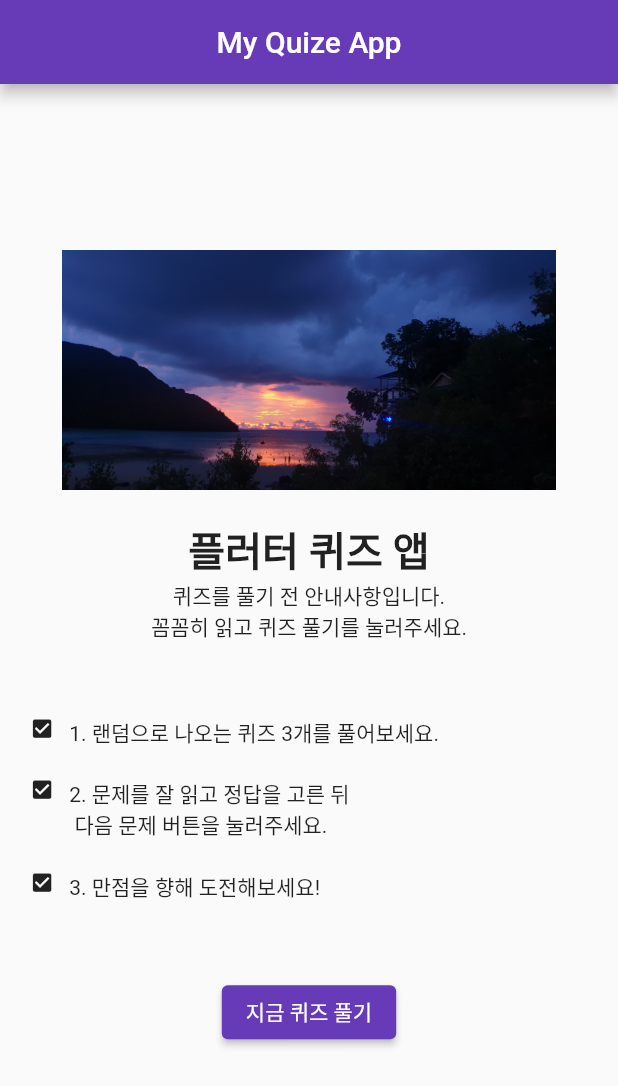
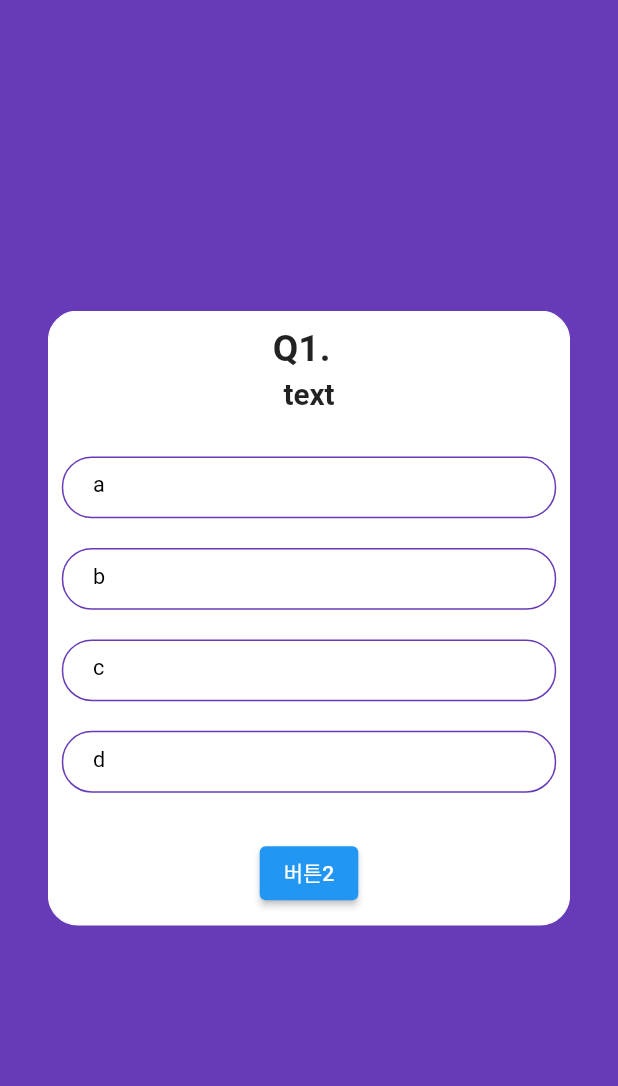
Before and after one commit to gabang2/Flutter_Quiz_App, a Flutter app: the screen it shows after launch, after a tap on "지금 퀴즈 풀기", on a phone screen of 412 x 824 dp. Shown: the top 1086 px of the screen. Run offline on Flutter 3.47's test engine with Material 2 defaults, Android fonts, the phone set to English and light mode, and no system bars; our stand-ins replace flutter_swiper.

Commit message:
2화 완료(결과보기 다음문제 부분 오류 수정해야함)

```diff
--- /dev/null
+++ b/lib/model/model_quiz.dart
@@ -0,0 +1,13 @@
+class Quiz {
+  String? title;
+  List<String>? candidates;
+  int? answer;
+
+  Quiz({this.title, this.candidates, this.answer});
+
+  Quiz.fromMap(Map<String, dynamic> map)
+      :
+        title = map['title'],
+        candidates = map['candidates'],
+        answer = map['answer'];
+}
--- a/lib/screen/screen_home.dart
+++ b/lib/screen/screen_home.dart
@@ -1,4 +1,6 @@
 import 'package:flutter/material.dart';
+import 'package:quiz/model/model_quiz.dart';
+import 'package:quiz/screen/screen_quiz.dart';
 
 class HomeScreen extends StatefulWidget {
   const HomeScreen({Key? key}) : super(key: key);
@@ -10,9 +12,29 @@ class HomeScreen extends StatefulWidget {
 class _HomeScreenState extends State<HomeScreen> {
   @override
   Widget build(BuildContext context) {
-    Size screenSize = MediaQuery.of(context).size;
+    Size screenSize = MediaQuery
+        .of(context)
+        .size;
     double width = screenSize.width;
     double height = screenSize.height;
+
+    List<Quiz> quizs = [
+      Quiz.fromMap({
+        'title': 'text',
+        'candidates': ['a', 'b', 'c', 'd'],
+        'answer': 0
+      }),
+      Quiz.fromMap({
+        'title': 'text',
+        'candidates': ['a', 'b', 'c', 'd'],
+        'answer': 0
+      }),
+      Quiz.fromMap({
+        'title': 'text',
+        'candidates': ['a', 'b', 'c', 'd'],
+        'answer': 0
+      })
+    ];
 
     return SafeArea(
         child: Scaffold(
@@ -52,8 +74,11 @@ class _HomeScreenState extends State<HomeScreen> {
                     style: ButtonStyle(
                         backgroundColor:
                         MaterialStateProperty.all(Colors.deepPurple)),
-                child: Text('지금 퀴즈 풀기', style: TextStyle(color: Colors.white)),
-                onPressed: () {},
+                    child: Text(
+                        '지금 퀴즈 풀기', style: TextStyle(color: Colors.white)),
+                    onPressed: () {
+                      Navigator.push(context, MaterialPageRoute(builder: (context) => QuizScreen(quizs:quizs)));
+                    },
                   ),
                 ),
               )
--- /dev/null
+++ b/lib/screen/screen_quiz.dart
@@ -0,0 +1,135 @@
+import 'package:flutter/material.dart';
+import 'package:quiz/screen/widget_candidate.dart';
+import '../model/model_quiz.dart';
+import 'package:flutter_swiper/flutter_swiper.dart';
+
+class QuizScreen extends StatefulWidget {
+  List<Quiz>? quizs;
+
+  QuizScreen({this.quizs});
+
+  @override
+  State<QuizScreen> createState() => _QuizScreenState();
+}
+
+class _QuizScreenState extends State<QuizScreen> {
+  List<int> _answers = [-1, -1, -1];
+  List<bool> _answerState = [false, false, false, false];
+  int _currentIndex = 0;
+  SwiperController _controller = SwiperController();
+
+  @override
+  Widget build(BuildContext context) {
+    Size screenSize = MediaQuery.of(context).size;
+    double width = screenSize.width;
+    double height = screenSize.height;
+
+    return SafeArea(
+        child: Scaffold(
+      backgroundColor: Colors.deepPurple,
+      body: Center(
+        child: Container(
+          decoration: BoxDecoration(
+              borderRadius: BorderRadius.circular(20),
+              border: Border.all(color: Colors.deepPurple)),
+          width: width * 0.85,
+          height: height * 0.5,
+          child: Swiper(
+            controller: _controller,
+            physics: NeverScrollableScrollPhysics(),
+            loop: false,
+            itemCount: widget.quizs!.length,
+            itemBuilder: (BuildContext context, int index) {
+              return _buildQuizCard(widget.quizs![index], width, height);
+            },
+          ),
+        ),
+      ),
+    ));
+  }
+
+  Widget _buildQuizCard(Quiz quiz, double width, double height) {
+    return Container(
+      decoration: BoxDecoration(
+        borderRadius: BorderRadius.circular(20),
+        border: Border.all(color: Colors.white),
+        color: Colors.white
+      ),
+      child: Column(
+        crossAxisAlignment: CrossAxisAlignment.center,
+        children: [
+          Container(
+            padding: EdgeInsets.fromLTRB(0, width * 0.024, width * 0.024, 0),
+            child: Text(
+              'Q' + (_currentIndex + 1).toString() + '.',
+              style: TextStyle(
+                  fontSize: width * 0.06, fontWeight: FontWeight.bold),
+            ),
+          ),
+          Container(
+            width: width * 0.8,
+            padding: EdgeInsets.only(top: width * 0.012),
+            child: Text(
+              quiz.title!,
+              textAlign: TextAlign.center,
+              maxLines: 2,
+              style: TextStyle(
+                fontSize: width * 0.048,
+                fontWeight: FontWeight.bold,
+              ),
+            ),
+          ),
+          Expanded(
+            child: Container(),
+          ),
+          Column(
+            children: _buildCandidates(width, quiz),
+          ),
+          Container(
+            padding: EdgeInsets.all(width * 0.024),
+            child: Center(
+              child: ButtonTheme(
+                minWidth: width * 0.5,
+                height: height * 0.05,
+                shape: RoundedRectangleBorder(
+                  borderRadius: BorderRadius.circular(10)
+                ),
+                child: ElevatedButton(child: Text('버튼2'), onPressed: (){},),
+              ),
+            ),
+          )
+        ],
+      ),
+    );
+  }
+
+  List<Widget> _buildCandidates(double width, Quiz quiz) {
+    List<Widget> _children = [];
+    for (int i = 0; i < 4; i++) {
+      _children.add(CandWidget(
+        index: i,
+        text: quiz.candidates![i],
+        width: width,
+        answerState: _answerState[i],
+        tap: (){
+          setState((){
+            for (int j=0; j<4; j++){
+              if (j == i) {
+                _answerState[j] = true;
+                _answers[_currentIndex] = j;
+                print(_answers[_currentIndex]);
+                print(width);
+              } else {
+                _answerState[j] = false;
+              }
+            }
+          });
+        }
+      ));
+      _children.add(
+        Padding(padding: EdgeInsets.all(width * 0.024))
+      );
+    }
+    return _children;
+  }
+}
--- /dev/null
+++ b/lib/screen/widget_candidate.dart
@@ -0,0 +1,41 @@
+import 'package:flutter/material.dart';
+
+class CandWidget extends StatefulWidget {
+  VoidCallback? tap;
+  String? text;
+  int? index;
+  double? width;
+  bool? answerState;
+
+  CandWidget({this.tap, this.text, this.index, this.width, this.answerState});
+
+  @override
+  State<CandWidget> createState() => _CandWidgetState();
+}
+
+class _CandWidgetState extends State<CandWidget> {
+  @override
+  Widget build(BuildContext context) {
+    return Container(
+      width: widget.width! * 0.8,
+      height: widget.width! * 0.1,
+      padding: EdgeInsets.fromLTRB(widget.width! * 0.048, widget.width! * 0.024, widget.width! * 0.048, widget.width! * 0.024),
+      decoration: BoxDecoration(
+        borderRadius: BorderRadius.circular(20),
+        border: Border.all(color: Colors.deepPurple),
+        color: widget.answerState! ? Colors.deepPurple : Colors.white
+      ),
+      child: InkWell(
+        child: Text(
+          widget.text!,
+          style: TextStyle(fontSize: widget.width! * 0.035,
+          color: widget.answerState! ? Colors.white : Colors.black),
+        ),
+        onTap: (){
+          widget.tap!();
+          widget.answerState = !widget.answerState!;
+        },
+      ),
+    );
+  }
+}
--- a/pubspec.yaml
+++ b/pubspec.yaml
@@ -45,6 +45,7 @@ dev_dependencies:
   # package. See that file for information about deactivating specific lint
   # rules and activating additional ones.
   flutter_lints: ^2.0.0
+  flutter_swiper: ^1.1.6
 
 # For information on the generic Dart part of this file, see the
 # following page: https://dart.dev/tools/pub/pubspec
```
Also changed, not shown: pubspec.lock. Lines whose indentation alone changed are shown as unchanged.
